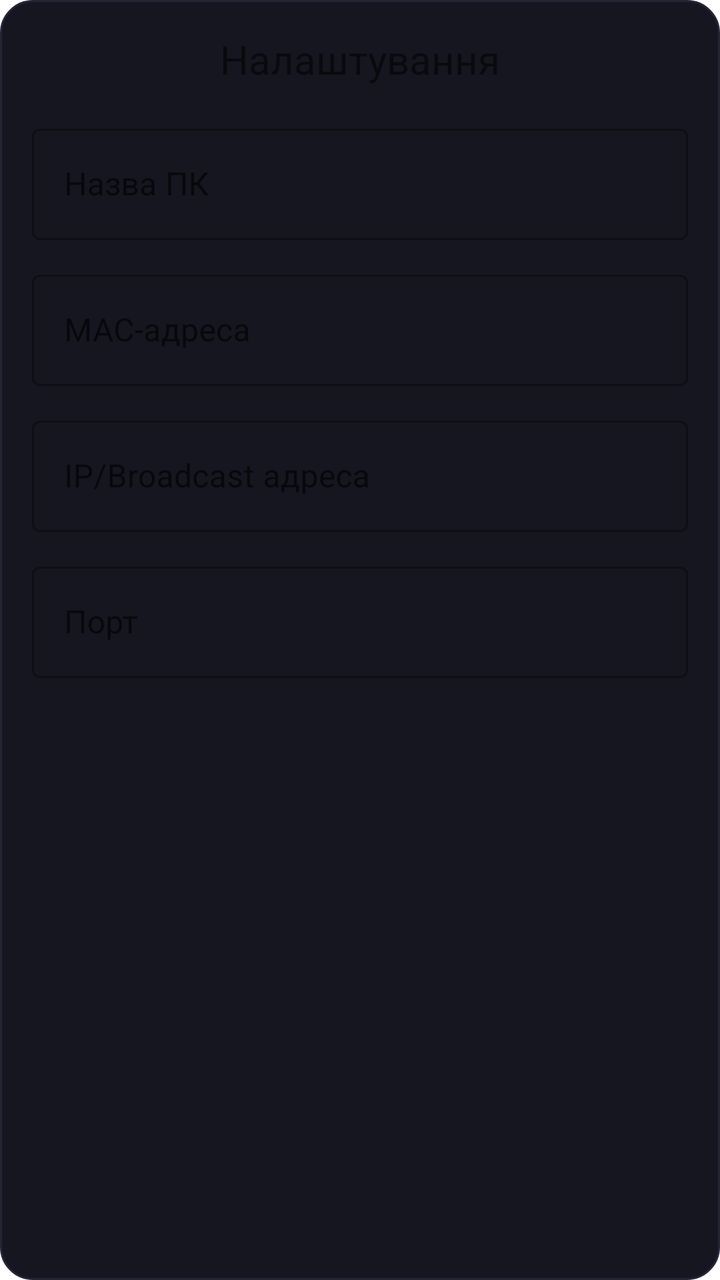
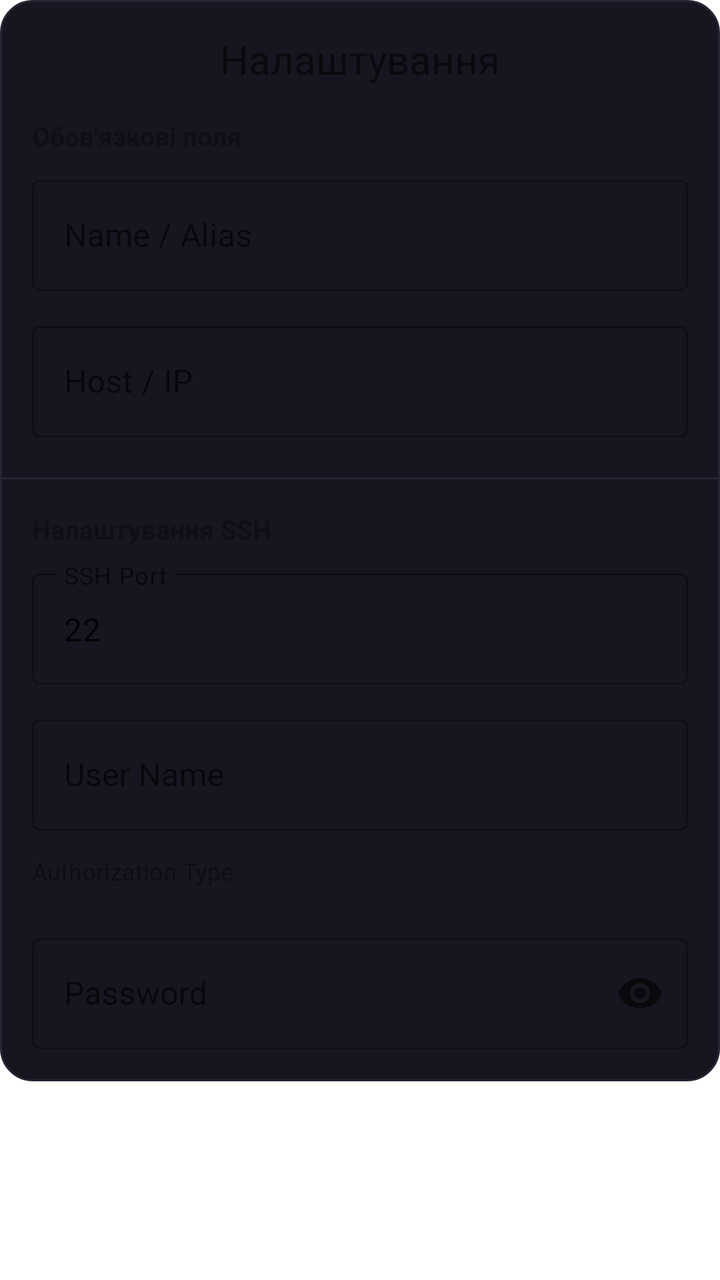

Two renders of the same Android screen: before a commit and after it. Below are the layout's source before the change and the commit's diff.
<!-- AndroidManifest.xml: application theme Theme.RemotePC -->
<!-- res/layout/dialog_settings.xml -->
<?xml version="1.0" encoding="utf-8"?>
<LinearLayout
    xmlns:android="http://schemas.android.com/apk/res/android"
    android:layout_width="match_parent"
    android:layout_height="wrap_content"
    android:orientation="vertical"
    android:background="@drawable/dialog_background">

    <TextView
        android:layout_width="match_parent"
        android:layout_height="wrap_content"
        android:text="Налаштування"
        android:textSize="20sp"
        android:gravity="center"
        android:layout_marginBottom="16dp"
        android:layout_marginTop="16dp"/>

    <LinearLayout
        android:layout_width="match_parent"
        android:layout_height="wrap_content"
        android:orientation="vertical"
        android:paddingStart="16dp"
        android:paddingEnd="16dp"
        android:paddingBottom="16dp">

        <com.google.android.material.textfield.TextInputLayout
            android:layout_width="match_parent"
            android:layout_height="wrap_content"
            android:hint="Назва ПК"
            style="@style/Widget.MaterialComponents.TextInputLayout.OutlinedBox"
            android:layout_marginBottom="12dp">
            <com.google.android.material.textfield.TextInputEditText
                android:id="@+id/inputPcName"
                android:layout_width="match_parent"
                android:layout_height="wrap_content"
                android:inputType="text"/>
        </com.google.android.material.textfield.TextInputLayout>

        <com.google.android.material.textfield.TextInputLayout
            android:layout_width="match_parent"
            android:layout_height="wrap_content"
            android:hint="MAC-адреса"
            style="@style/Widget.MaterialComponents.TextInputLayout.OutlinedBox"
            android:layout_marginBottom="12dp">
            <com.google.android.material.textfield.TextInputEditText
                android:id="@+id/inputMac"
                android:layout_width="match_parent"
                android:layout_height="wrap_content"
                android:inputType="text"/>
        </com.google.android.material.textfield.TextInputLayout>

        <com.google.android.material.textfield.TextInputLayout
            android:layout_width="match_parent"
            android:layout_height="wrap_content"
            android:hint="IP/Broadcast адреса"
            style="@style/Widget.MaterialComponents.TextInputLayout.OutlinedBox"
            android:layout_marginBottom="12dp">
            <com.google.android.material.textfield.TextInputEditText
                android:id="@+id/inputIp"
                android:layout_width="match_parent"
                android:layout_height="wrap_content"
                android:inputType="text"/>
        </com.google.android.material.textfield.TextInputLayout>

        <com.google.android.material.textfield.TextInputLayout
        android:layout_width="match_parent"
        android:layout_height="wrap_content"
        android:hint="Порт"
        style="@style/Widget.MaterialComponents.TextInputLayout.OutlinedBox"
        android:layout_marginBottom="16dp">
        <com.google.android.material.textfield.TextInputEditText
            android:id="@+id/inputPort"
            android:layout_width="match_parent"
            android:layout_height="wrap_content"
            android:inputType="number"/>
    </com.google.android.material.textfield.TextInputLayout>

    </LinearLayout>

</LinearLayout>
<!-- resources referenced by this layout -->
<resources>
  <!-- drawable dialog_background (drawable) -->
  <?xml version="1.0" encoding="utf-8"?>
  <shape xmlns:android="http://schemas.android.com/apk/res/android"    android:shape="rectangle">
      <solid android:color="@color/card_background"/>
      <corners android:radius="16dp"/>
      <stroke android:width="1dp" android:color="@color/card_stroke"/>
  </shape>
  <style name="Theme.RemotePC" parent="Theme.MaterialComponents.DayNight.NoActionBar">
          
          <item name="colorPrimary">@color/purple_500</item>
          <item name="colorPrimaryVariant">@color/purple_700</item>
          <item name="colorOnPrimary">@color/white</item>
          
          <item name="colorSecondary">@color/teal_200</item>
          <item name="colorSecondaryVariant">@color/teal_700</item>
          <item name="colorOnSecondary">@color/black</item>
          
          <item name="android:statusBarColor">?attr/colorPrimaryVariant</item>
          
      </style>
  <color name="card_background">#161620</color>
  <color name="card_stroke">#252535</color>
  <color name="purple_500">#FF6200EE</color>
  <color name="purple_700">#FF3700B3</color>
  <color name="white">#FFFFFFFF</color>
  <color name="teal_200">#FF03DAC5</color>
  <color name="teal_700">#FF018786</color>
  <color name="black">#FF000000</color>
</resources>

<!-- the commit's change to res/layout/dialog_settings.xml (unified diff, before → after) -->
@@ -1,80 +1,194 @@
 <?xml version="1.0" encoding="utf-8"?>
-<LinearLayout
+<ScrollView
     xmlns:android="http://schemas.android.com/apk/res/android"
+    xmlns:app="http://schemas.android.com/apk/res-auto"
     android:layout_width="match_parent"
-    android:layout_height="wrap_content"
-    android:orientation="vertical"
-    android:background="@drawable/dialog_background">
-
-    <TextView
-        android:layout_width="match_parent"
-        android:layout_height="wrap_content"
-        android:text="Налаштування"
-        android:textSize="20sp"
-        android:gravity="center"
-        android:layout_marginBottom="16dp"
-        android:layout_marginTop="16dp"/>
+    android:layout_height="wrap_content">
 
     <LinearLayout
         android:layout_width="match_parent"
         android:layout_height="wrap_content"
         android:orientation="vertical"
-        android:paddingStart="16dp"
-        android:paddingEnd="16dp"
-        android:paddingBottom="16dp">
+        android:background="@drawable/dialog_background">
 
-        <com.google.android.material.textfield.TextInputLayout
+        <TextView
             android:layout_width="match_parent"
             android:layout_height="wrap_content"
-            android:hint="Назва ПК"
-            style="@style/Widget.MaterialComponents.TextInputLayout.OutlinedBox"
-            android:layout_marginBottom="12dp">
-            <com.google.android.material.textfield.TextInputEditText
-                android:id="@+id/inputPcName"
+            android:text="@string/dialog_title"
+            android:textSize="20sp"
+            android:gravity="center"
+            android:layout_marginTop="16dp"
+            android:layout_marginBottom="16dp"/>
+
+        <TextView
+            android:layout_width="match_parent"
+            android:layout_height="wrap_content"
+            android:text="@string/fieldset_required"
+            android:textSize="13sp"
+            android:textStyle="bold"
+            android:alpha="0.6"
+            android:layout_marginStart="16dp"
+            android:layout_marginEnd="16dp"
+            android:layout_marginBottom="8dp"/>
+
+        <LinearLayout
+            android:layout_width="match_parent"
+            android:layout_height="wrap_content"
+            android:orientation="vertical"
+            android:paddingStart="16dp"
+            android:paddingEnd="16dp">
+
+            <com.google.android.material.textfield.TextInputLayout
                 android:layout_width="match_parent"
                 android:layout_height="wrap_content"
-                android:inputType="text"/>
-        </com.google.android.material.textfield.TextInputLayout>
+                android:hint="@string/hint_alias"
+                style="@style/Widget.MaterialComponents.TextInputLayout.OutlinedBox"
+                android:layout_marginBottom="12dp">
+                <com.google.android.material.textfield.TextInputEditText
+                    android:id="@+id/inputAlias"
+                    android:layout_width="match_parent"
+                    android:layout_height="wrap_content"
+                    android:inputType="text"/>
+            </com.google.android.material.textfield.TextInputLayout>
 
-        <com.google.android.material.textfield.TextInputLayout
+            <com.google.android.material.textfield.TextInputLayout
+                android:layout_width="match_parent"
+                android:layout_height="wrap_content"
+                android:hint="@string/hint_host"
+                style="@style/Widget.MaterialComponents.TextInputLayout.OutlinedBox"
+                android:layout_marginBottom="4dp">
+                <com.google.android.material.textfield.TextInputEditText
+                    android:id="@+id/inputHost"
+                    android:layout_width="match_parent"
+                    android:layout_height="wrap_content"
+                    android:inputType="text"/>
+            </com.google.android.material.textfield.TextInputLayout>
+
+        </LinearLayout>
+
+        <View
+            android:layout_width="match_parent"
+            android:layout_height="1dp"
+            android:background="@color/card_stroke"
+            android:layout_marginTop="16dp"
+            android:layout_marginBottom="16dp"/>
+
+        <TextView
             android:layout_width="match_parent"
             android:layout_height="wrap_content"
-            android:hint="MAC-адреса"
-            style="@style/Widget.MaterialComponents.TextInputLayout.OutlinedBox"
-            android:layout_marginBottom="12dp">
-            <com.google.android.material.textfield.TextInputEditText
-                android:id="@+id/inputMac"
+            android:text="@string/fieldset_ssh"
+            android:textSize="13sp"
+            android:textStyle="bold"
+            android:alpha="0.6"
+            android:layout_marginStart="16dp"
+            android:layout_marginEnd="16dp"
+            android:layout_marginBottom="8dp"/>
+
+        <LinearLayout
+            android:layout_width="match_parent"
+            android:layout_height="wrap_content"
+            android:orientation="vertical"
+            android:paddingStart="16dp"
+            android:paddingEnd="16dp"
+            android:paddingBottom="16dp">
+
+            <com.google.android.material.textfield.TextInputLayout
                 android:layout_width="match_parent"
                 android:layout_height="wrap_content"
-                android:inputType="text"/>
-        </com.google.android.material.textfield.TextInputLayout>
+                android:hint="@string/hint_ssh_port"
+                style="@style/Widget.MaterialComponents.TextInputLayout.OutlinedBox"
+                android:layout_marginBottom="12dp">
+                <com.google.android.material.textfield.TextInputEditText
+                    android:id="@+id/inputPort"
+                    android:layout_width="match_parent"
+                    android:layout_height="wrap_content"
+                    android:inputType="number"
+                    android:text="@string/default_ssh_port"/>
+            </com.google.android.material.textfield.TextInputLayout>
 
-        <com.google.android.material.textfield.TextInputLayout
-            android:layout_width="match_parent"
-            android:layout_height="wrap_content"
-            android:hint="IP/Broadcast адреса"
-            style="@style/Widget.MaterialComponents.TextInputLayout.OutlinedBox"
-            android:layout_marginBottom="12dp">
-            <com.google.android.material.textfield.TextInputEditText
-                android:id="@+id/inputIp"
+            <com.google.android.material.textfield.TextInputLayout
                 android:layout_width="match_parent"
                 android:layout_height="wrap_content"
-                android:inputType="text"/>
-        </com.google.android.material.textfield.TextInputLayout>
+                android:hint="@string/hint_username"
+                style="@style/Widget.MaterialComponents.TextInputLayout.OutlinedBox"
+                android:layout_marginBottom="12dp">
+                <com.google.android.material.textfield.TextInputEditText
+                    android:id="@+id/inputUsername"
+                    android:layout_width="match_parent"
+                    android:layout_height="wrap_content"
+                    android:inputType="text"/>
+            </com.google.android.material.textfield.TextInputLayout>
 
-        <com.google.android.material.textfield.TextInputLayout
-        android:layout_width="match_parent"
-        android:layout_height="wrap_content"
-        android:hint="Порт"
-        style="@style/Widget.MaterialComponents.TextInputLayout.OutlinedBox"
-        android:layout_marginBottom="16dp">
-        <com.google.android.material.textfield.TextInputEditText
-            android:id="@+id/inputPort"
-            android:layout_width="match_parent"
-            android:layout_height="wrap_content"
-            android:inputType="number"/>
-    </com.google.android.material.textfield.TextInputLayout>
+            <TextView
+                android:layout_width="wrap_content"
+                android:layout_height="wrap_content"
+                android:text="@string/label_auth_type"
+                android:textSize="12sp"
+                android:alpha="0.7"
+                android:layout_marginBottom="8dp"/>
+
+            <com.google.android.material.button.MaterialButtonToggleGroup
+                android:id="@+id/toggleAuthType"
+                android:layout_width="match_parent"
+                android:layout_height="wrap_content"
+                app:singleSelection="true"
+                app:checkedButton="@id/btnPassword"
+                android:layout_marginBottom="12dp">
+
+                <Button
+                    android:id="@+id/btnPassword"
+                    style="?attr/materialButtonOutlinedStyle"
+                    android:layout_width="0dp"
+                    android:layout_weight="1"
+                    android:layout_height="wrap_content"
+                    android:text="@string/auth_password"/>
+
+                <Button
+                    android:id="@+id/btnSshKey"
+                    style="?attr/materialButtonOutlinedStyle"
+                    android:layout_width="0dp"
+                    android:layout_weight="1"
+                    android:layout_height="wrap_content"
+                    android:text="@string/auth_ssh_key"/>
+
+            </com.google.android.material.button.MaterialButtonToggleGroup>
+
+            <com.google.android.material.textfield.TextInputLayout
+                android:id="@+id/layoutPassword"
+                android:layout_width="match_parent"
+                android:layout_height="wrap_content"
+                android:hint="@string/hint_password"
+                style="@style/Widget.MaterialComponents.TextInputLayout.OutlinedBox"
+                app:endIconMode="password_toggle"
+                android:visibility="visible">
+                <com.google.android.material.textfield.TextInputEditText
+                    android:id="@+id/inputPassword"
+                    android:layout_width="match_parent"
+                    android:layout_height="wrap_content"
+                    android:inputType="textPassword"/>
+            </com.google.android.material.textfield.TextInputLayout>
+
+            <com.google.android.material.textfield.TextInputLayout
+                android:id="@+id/layoutSshKey"
+                android:layout_width="match_parent"
+                android:layout_height="wrap_content"
+                android:hint="@string/hint_ssh_key_file"
+                style="@style/Widget.MaterialComponents.TextInputLayout.OutlinedBox"
+                app:endIconMode="custom"
+                app:endIconDrawable="@android:drawable/ic_menu_upload"
+                app:endIconContentDescription="@string/pick_file"
+                android:visibility="gone">
+                <com.google.android.material.textfield.TextInputEditText
+                    android:id="@+id/inputSshKeyPath"
+                    android:layout_width="match_parent"
+                    android:layout_height="wrap_content"
+                    android:inputType="none"
+                    android:focusable="false"
+                    android:clickable="false"/>
+            </com.google.android.material.textfield.TextInputLayout>
+
+        </LinearLayout>
 
     </LinearLayout>
 
-</LinearLayout>
+</ScrollView>
<!-- resource entries referenced after the edit -->
@@ -1,5 +1,6 @@
 <!-- resources referenced by this layout -->
 <resources>
+  <color name="card_stroke">#252535</color>
   <!-- drawable dialog_background (drawable) -->
   <?xml version="1.0" encoding="utf-8"?>
   <shape xmlns:android="http://schemas.android.com/apk/res/android"    android:shape="rectangle">
@@ -7,6 +8,20 @@
       <corners android:radius="16dp"/>
       <stroke android:width="1dp" android:color="@color/card_stroke"/>
   </shape>
+  <string name="auth_password">Password</string>
+  <string name="auth_ssh_key">SSH Key</string>
+  <string name="default_ssh_port">22</string>
+  <string name="dialog_title">Налаштування</string>
+  <string name="fieldset_required">Обов\'язкові поля</string>
+  <string name="fieldset_ssh">Налаштування SSH</string>
+  <string name="hint_alias">Name / Alias</string>
+  <string name="hint_host">Host / IP</string>
+  <string name="hint_password">Password</string>
+  <string name="hint_ssh_key_file">SSH Key File</string>
+  <string name="hint_ssh_port">SSH Port</string>
+  <string name="hint_username">User Name</string>
+  <string name="label_auth_type">Authorization Type</string>
+  <string name="pick_file">Обрати файл</string>
   <style name="Theme.RemotePC" parent="Theme.MaterialComponents.DayNight.NoActionBar">
           
           <item name="colorPrimary">@color/purple_500</item>
@@ -21,7 +36,6 @@
           
       </style>
   <color name="card_background">#161620</color>
-  <color name="card_stroke">#252535</color>
   <color name="purple_500">#FF6200EE</color>
   <color name="purple_700">#FF3700B3</color>
   <color name="white">#FFFFFFFF</color>
